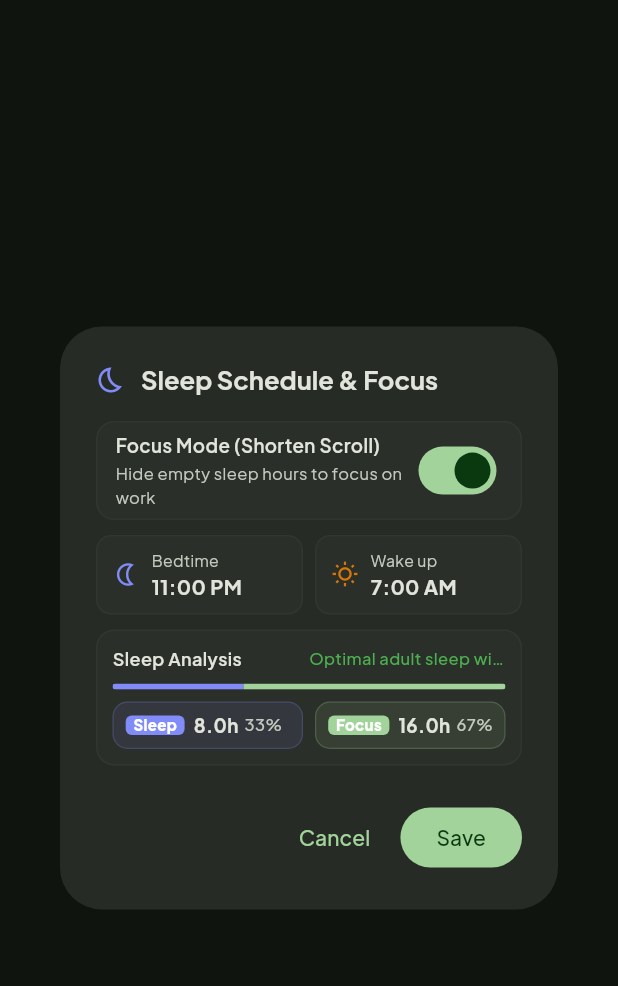
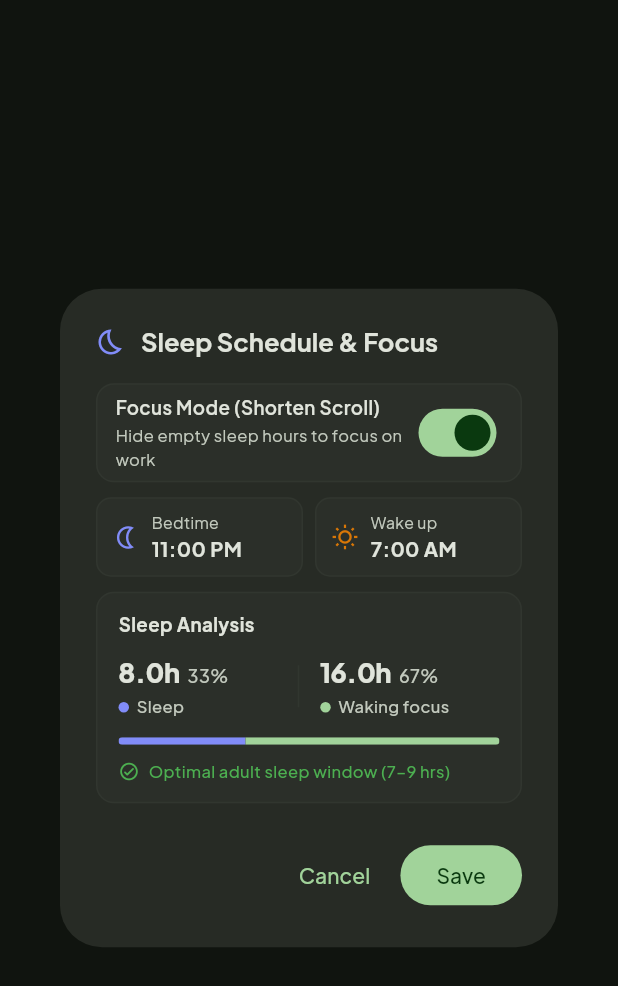
Before and after one commit to infernokairos/Kairos., a Flutter app: the _SleepSettingsDialog widget shown alone on an empty page, opened directly with empty values, on a phone screen of 412 x 824 dp. Shown: the top 986 px of the screen. Run offline on Flutter 3.47's test engine with Material 3 defaults, Android fonts, the phone set to English and light mode, and no system bars; our stand-ins replace file_picker, google_fonts, shared_preferences, web; missing offline and left inert: dart:js_interop; accounts and stored records are empty.

Commit message:
fix(ui): eliminate truncation and clumsy nested pill boxes in Sleep Analysis card

```diff
--- a/lib/widgets/sleep_settings_dialog.dart
+++ b/lib/widgets/sleep_settings_dialog.dart
@@ -82,70 +82,6 @@ class _SleepSettingsDialogState extends State<_SleepSettingsDialog> {
         }
       });
     }
-  }
-
-  Widget _buildStatPill({
-    required ThemeData theme,
-    required String label,
-    required Color color,
-    required String hours,
-    required String pct,
-  }) {
-    return Expanded(
-      child: Container(
-        padding: const EdgeInsets.symmetric(horizontal: 8, vertical: 6),
-        decoration: BoxDecoration(
-          color: color.withValues(alpha: 0.10),
-          borderRadius: BorderRadius.circular(10),
-          border: Border.all(color: color.withValues(alpha: 0.22), width: 0.8),
-        ),
-        child: Row(
-          mainAxisSize: MainAxisSize.min,
-          children: [
-            Container(
-              padding: const EdgeInsets.symmetric(horizontal: 5, vertical: 1.5),
-              decoration: BoxDecoration(
-                color: color,
-                borderRadius: BorderRadius.circular(4),
-              ),
-              child: Text(
-                label,
-                style: const TextStyle(
-                  color: Colors.white,
-                  fontSize: 10,
-                  fontWeight: FontWeight.w800,
-                  height: 1.0,
-                ),
-              ),
-            ),
-            const SizedBox(width: 6),
-            Expanded(
-              child: Row(
-                children: [
-                  Text(
-                    hours,
-                    style: TextStyle(
-                      fontSize: 12.5,
-                      fontWeight: FontWeight.w700,
-                      color: theme.colorScheme.onSurface,
-                    ),
-                  ),
-                  const SizedBox(width: 4),
-                  Text(
-                    pct,
-                    style: TextStyle(
-                      fontSize: 11,
-                      fontWeight: FontWeight.w500,
-                      color: theme.colorScheme.onSurfaceVariant,
-                    ),
-                  ),
-                ],
-              ),
-            ),
-          ],
-        ),
-      ),
-    );
   }
 
   @override
@@ -348,9 +284,12 @@ class _SleepSettingsDialogState extends State<_SleepSettingsDialog> {
               ),
               const SizedBox(height: 10),
 
-              // Material 3 Sleep Analysis Card (Zero Bloat, Single-Source Metrics)
+              // Material 3 Sleep Analysis Card (Clean, Expressive, Zero Clutter)
               Container(
-                padding: const EdgeInsets.all(10),
+                padding: const EdgeInsets.symmetric(
+                  horizontal: 14,
+                  vertical: 12,
+                ),
                 decoration: BoxDecoration(
                   color: theme.colorScheme.surfaceContainerHighest.withValues(
                     alpha: 0.35,
@@ -365,37 +304,139 @@ class _SleepSettingsDialogState extends State<_SleepSettingsDialog> {
                 child: Column(
                   crossAxisAlignment: CrossAxisAlignment.stretch,
                   children: [
+                    const Text(
+                      'Sleep Analysis',
+                      style: TextStyle(
+                        fontSize: 12.5,
+                        fontWeight: FontWeight.w700,
+                      ),
+                    ),
+                    const SizedBox(height: 10),
+
+                    // Metrics Row (Prominent, clean typography)
                     Row(
                       children: [
-                        const Expanded(
-                          child: Text(
-                            'Sleep Analysis',
-                            style: TextStyle(
-                              fontSize: 12,
-                              fontWeight: FontWeight.w600,
-                            ),
+                        Expanded(
+                          child: Column(
+                            crossAxisAlignment: CrossAxisAlignment.start,
+                            children: [
+                              Row(
+                                crossAxisAlignment: CrossAxisAlignment.baseline,
+                                textBaseline: TextBaseline.alphabetic,
+                                children: [
+                                  Text(
+                                    '${schedule.durationHours.toStringAsFixed(1)}h',
+                                    style: const TextStyle(
+                                      fontSize: 18,
+                                      fontWeight: FontWeight.w800,
+                                      letterSpacing: -0.3,
+                                    ),
+                                  ),
+                                  const SizedBox(width: 5),
+                                  Text(
+                                    '${schedule.sleepPercentOfTotal}%',
+                                    style: TextStyle(
+                                      fontSize: 12,
+                                      fontWeight: FontWeight.w500,
+                                      color: theme.colorScheme.onSurfaceVariant,
+                                    ),
+                                  ),
+                                ],
+                              ),
+                              const SizedBox(height: 2),
+                              Row(
+                                children: [
+                                  Container(
+                                    width: 7,
+                                    height: 7,
+                                    decoration: const BoxDecoration(
+                                      color: Color(0xFF818CF8),
+                                      shape: BoxShape.circle,
+                                    ),
+                                  ),
+                                  const SizedBox(width: 5),
+                                  Text(
+                                    'Sleep',
+                                    style: TextStyle(
+                                      fontSize: 11,
+                                      fontWeight: FontWeight.w500,
+                                      color: theme.colorScheme.onSurfaceVariant,
+                                    ),
+                                  ),
+                                ],
+                              ),
+                            ],
                           ),
                         ),
-                        Flexible(
-                          child: Text(
-                            schedule.healthInsight,
-                            overflow: TextOverflow.ellipsis,
-                            style: TextStyle(
-                              fontSize: 11,
-                              fontWeight: FontWeight.w500,
-                              color: schedule.healthColor,
-                            ),
+                        Container(
+                          width: 1,
+                          height: 28,
+                          color: theme.colorScheme.outlineVariant.withValues(
+                            alpha: 0.25,
+                          ),
+                        ),
+                        const SizedBox(width: 14),
+                        Expanded(
+                          child: Column(
+                            crossAxisAlignment: CrossAxisAlignment.start,
+                            children: [
+                              Row(
+                                crossAxisAlignment: CrossAxisAlignment.baseline,
+                                textBaseline: TextBaseline.alphabetic,
+                                children: [
+                                  Text(
+                                    '${schedule.dailyAwakeHours.toStringAsFixed(1)}h',
+                                    style: const TextStyle(
+                                      fontSize: 18,
+                                      fontWeight: FontWeight.w800,
+                                      letterSpacing: -0.3,
+                                    ),
+                                  ),
+                                  const SizedBox(width: 5),
+                                  Text(
+                                    '${schedule.awakePercentOfTotal}%',
+                                    style: TextStyle(
+                                      fontSize: 12,
+                                      fontWeight: FontWeight.w500,
+                                      color: theme.colorScheme.onSurfaceVariant,
+                                    ),
+                                  ),
+                                ],
+                              ),
+                              const SizedBox(height: 2),
+                              Row(
+                                children: [
+                                  Container(
+                                    width: 7,
+                                    height: 7,
+                                    decoration: BoxDecoration(
+                                      color: theme.colorScheme.primary,
+                                      shape: BoxShape.circle,
+                                    ),
+                                  ),
+                                  const SizedBox(width: 5),
+                                  Text(
+                                    'Waking focus',
+                                    style: TextStyle(
+                                      fontSize: 11,
+                                      fontWeight: FontWeight.w500,
+                                      color: theme.colorScheme.onSurfaceVariant,
+                                    ),
+                                  ),
+                                ],
+                              ),
+                            ],
                           ),
                         ),
                       ],
                     ),
-                    const SizedBox(height: 8),
+                    const SizedBox(height: 12),
 
                     // Material 3 Dual-Color Ratio Track
                     ClipRRect(
-                      borderRadius: BorderRadius.circular(2),
+                      borderRadius: BorderRadius.circular(3),
                       child: SizedBox(
-                        height: 4,
+                        height: 5,
                         child: Row(
                           children: [
                             Expanded(
@@ -415,27 +456,29 @@ class _SleepSettingsDialogState extends State<_SleepSettingsDialog> {
                         ),
                       ),
                     ),
-                    const SizedBox(height: 8),
+                    const SizedBox(height: 10),
 
-                    // Stat Badges
+                    // Health Insight Row (Full width, zero truncation)
                     Row(
                       children: [
-                        _buildStatPill(
-                          theme: theme,
-                          label: 'Sleep',
-                          color: const Color(0xFF818CF8),
-                          hours:
-                              '${schedule.durationHours.toStringAsFixed(1)}h',
-                          pct: '${schedule.sleepPercentOfTotal}%',
+                        Icon(
+                          schedule.durationHours >= 7.0 &&
+                                  schedule.durationHours <= 9.0
+                              ? Icons.check_circle_outline_rounded
+                              : Icons.info_outline_rounded,
+                          size: 14,
+                          color: schedule.healthColor,
                         ),
-                        const SizedBox(width: 8),
-                        _buildStatPill(
-                          theme: theme,
-                          label: 'Focus',
-                          color: theme.colorScheme.primary,
-                          hours:
-                              '${schedule.dailyAwakeHours.toStringAsFixed(1)}h',
-                          pct: '${schedule.awakePercentOfTotal}%',
+                        const SizedBox(width: 6),
+                        Expanded(
+                          child: Text(
+                            schedule.healthInsight,
+                            style: TextStyle(
+                              fontSize: 11,
+                              fontWeight: FontWeight.w500,
+                              color: schedule.healthColor,
+                            ),
+                          ),
                         ),
                       ],
                     ),
```
